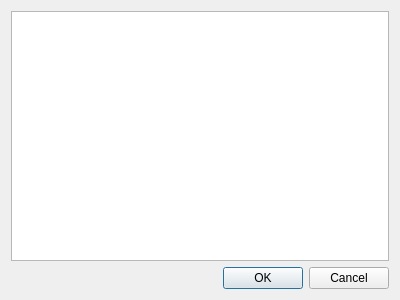
KITrokopter/gui-concepts, file selectquadrocoptersdialog.ui: the form before one commit.
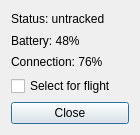
The form after the commit.

```diff
--- a/selectquadrocoptersdialog.ui
+++ b/selectquadrocoptersdialog.ui
@@ -6,8 +6,8 @@
    <rect>
     <x>0</x>
     <y>0</y>
-    <width>400</width>
-    <height>300</height>
+    <width>140</width>
+    <height>135</height>
    </rect>
   </property>
   <property name="windowTitle">
@@ -15,22 +15,37 @@
   </property>
   <layout class="QVBoxLayout" name="verticalLayout">
    <item>
-    <widget class="QListView" name="listView">
-     <property name="editTriggers">
-      <set>QAbstractItemView::NoEditTriggers</set>
+    <widget class="QLabel" name="label">
+     <property name="text">
+      <string>Status: untracked</string>
      </property>
-     <property name="selectionMode">
-      <enum>QAbstractItemView::MultiSelection</enum>
+    </widget>
+   </item>
+   <item>
+    <widget class="QLabel" name="label_2">
+     <property name="text">
+      <string>Battery: 48%</string>
      </property>
     </widget>
    </item>
    <item>
-    <widget class="QDialogButtonBox" name="buttonBox">
-     <property name="orientation">
-      <enum>Qt::Horizontal</enum>
+    <widget class="QLabel" name="label_3">
+     <property name="text">
+      <string>Connection: 76%</string>
      </property>
-     <property name="standardButtons">
-      <set>QDialogButtonBox::Cancel|QDialogButtonBox::Ok</set>
+    </widget>
+   </item>
+   <item>
+    <widget class="QCheckBox" name="checkBox">
+     <property name="text">
+      <string>Select for flight</string>
+     </property>
+    </widget>
+   </item>
+   <item>
+    <widget class="QPushButton" name="pushButton">
+     <property name="text">
+      <string>Close</string>
      </property>
     </widget>
    </item>
```
Left out of the diff: 37 changed lines with no effect on the pictures.
